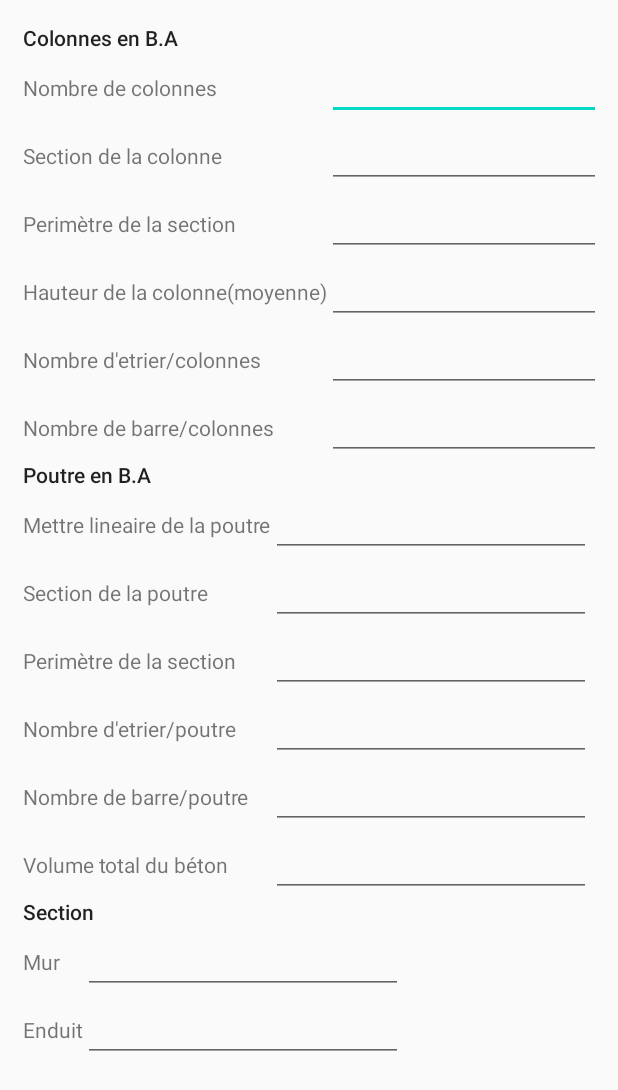
After one commit to FuturisSarl/devis_app, an Android app: the layout activity_composants_elevation.xml on its own in the app's theme, with its tools: preview values and no code run, on a phone screen of 412 x 824 dp. The commit adds this screen. Shown: the top 1090 px of the screen. Run offline under Robolectric (Android 15) with nearby library versions, the phone set to English and light mode, and no system bars.

Commit message:
restructure files and add empty missing screens for components

```diff
--- a/app/src/main/java/com/itverse/futuris/ComposantRecyclerAdapter.kt
+++ b/app/src/main/java/com/itverse/futuris/ComposantRecyclerAdapter.kt
@@ -8,6 +8,9 @@ import android.view.ViewGroup
 import android.widget.ImageView
 import android.widget.TextView
 import androidx.recyclerview.widget.RecyclerView
+import com.itverse.futuris.Composants.ElevationActivity
+import com.itverse.futuris.Composants.FondationActivity
+import com.itverse.futuris.Composants.MaterielActivity
 
 class ComposantRecyclerAdapter(private val context: Context, private val composants: ArrayList<ComposantData>):
     RecyclerView.Adapter<ComposantRecyclerAdapter.ViewHolder>() {
--- a/app/src/main/java/com/itverse/futuris/MaterielRecyclerAdapter.kt
+++ b/app/src/main/java/com/itverse/futuris/Composants/MaterielRecyclerAdapter.kt
@@ -1,4 +1,4 @@
-package com.itverse.futuris
+package com.itverse.futuris.Composants
 
 import android.content.Context
 import android.view.LayoutInflater
@@ -7,6 +7,8 @@ import android.view.ViewGroup
 import android.widget.ImageView
 import android.widget.TextView
 import androidx.recyclerview.widget.RecyclerView
+import com.itverse.futuris.ElementData
+import com.itverse.futuris.R
 
 class MaterielRecyclerAdapter(context: Context, private val elements: ArrayList<ElementData>):
     RecyclerView.Adapter<MaterielRecyclerAdapter.ViewHolder>() {
--- /dev/null
+++ b/app/src/main/res/layout/activity_composants_elevation.xml
@@ -0,0 +1,227 @@
+<?xml version="1.0" encoding="utf-8"?>
+<androidx.constraintlayout.widget.ConstraintLayout
+        xmlns:android="http://schemas.android.com/apk/res/android"
+        xmlns:tools="http://schemas.android.com/tools"
+        xmlns:app="http://schemas.android.com/apk/res-auto"
+        android:layout_width="match_parent"
+        android:layout_height="match_parent"
+        tools:context=".Composants.ElevationActivity">
+
+    <ScrollView
+            android:layout_width="match_parent"
+            android:layout_height="match_parent" app:layout_constraintTop_toTopOf="parent"
+            app:layout_constraintStart_toStartOf="parent" app:layout_constraintEnd_toEndOf="parent"
+            app:layout_constraintHorizontal_bias="0.0">
+        <LinearLayout
+                android:orientation="vertical"
+                android:layout_width="match_parent"
+                android:layout_height="wrap_content" android:padding="15dp">
+            <TextView
+                    android:text="Colonnes en B.A "
+                    android:layout_width="match_parent"
+                    android:layout_height="wrap_content" android:id="@+id/textView"
+                    android:textAppearance="@style/TextAppearance.AppCompat.Body2"/>
+            <TableLayout
+                    android:layout_width="match_parent"
+                    android:layout_height="wrap_content">
+
+                <TableRow
+                        android:layout_width="match_parent"
+                        android:layout_height="match_parent">
+                    <TextView
+                            android:text="Nombre de colonnes "
+                            android:layout_width="wrap_content"
+                            android:layout_height="wrap_content" android:id="@+id/textView27"/>
+                    <EditText
+                            android:layout_width="wrap_content"
+                            android:layout_height="wrap_content"
+                            android:inputType="number"
+                            android:ems="10"
+                            android:id="@+id/editTextNumber17"/>
+                </TableRow>
+                <TableRow
+                        android:layout_width="match_parent"
+                        android:layout_height="match_parent">
+                    <TextView
+                            android:text="Section de la colonne "
+                            android:layout_width="wrap_content"
+                            android:layout_height="wrap_content" android:id="@+id/textView28"/>
+                    <EditText
+                            android:layout_width="wrap_content"
+                            android:layout_height="wrap_content"
+                            android:inputType="number"
+                            android:ems="10"
+                            android:id="@+id/editTextNumber19"/>
+                </TableRow>
+                <TableRow android:layout_width="match_parent" android:layout_height="match_parent">
+                    <TextView
+                            android:text="Perimètre de la section"
+                            android:layout_width="wrap_content"
+                            android:layout_height="wrap_content" android:id="@+id/textView29"/>
+                    <EditText
+                            android:layout_width="wrap_content"
+                            android:layout_height="wrap_content"
+                            android:inputType="number"
+                            android:ems="10"
+                            android:id="@+id/editTextNumber20"/>
+                </TableRow>
+                <TableRow android:layout_width="match_parent" android:layout_height="match_parent">
+                    <TextView
+                            android:text="Hauteur de la colonne(moyenne)"
+                            android:layout_width="wrap_content"
+                            android:layout_height="wrap_content" android:id="@+id/textView30"/>
+                    <EditText
+                            android:layout_width="wrap_content"
+                            android:layout_height="wrap_content"
+                            android:inputType="number"
+                            android:ems="10"
+                            android:id="@+id/editTextNumber23"/>
+                </TableRow>
+                <TableRow android:layout_width="match_parent" android:layout_height="match_parent">
+                    <TextView
+                            android:text="Nombre d'etrier/colonnes"
+                            android:layout_width="wrap_content"
+                            android:layout_height="wrap_content" android:id="@+id/textView31"/>
+                    <EditText
+                            android:layout_width="wrap_content"
+                            android:layout_height="wrap_content"
+                            android:inputType="number"
+                            android:ems="10"
+                            android:id="@+id/editTextNumber21"/>
+                </TableRow>
+                <TableRow android:layout_width="match_parent" android:layout_height="match_parent">
+                    <TextView
+                            android:text="Nombre de barre/colonnes"
+                            android:layout_width="wrap_content"
+                            android:layout_height="wrap_content" android:id="@+id/textView32"/>
+                    <EditText
+                            android:layout_width="wrap_content"
+                            android:layout_height="wrap_content"
+                            android:inputType="number"
+                            android:ems="10"
+                            android:id="@+id/editTextNumber22"/>
+                </TableRow>
+            </TableLayout>
+            <TextView
+                    android:text="Poutre en B.A"
+                    android:layout_width="match_parent"
+                    android:layout_height="wrap_content" android:id="@+id/textView24"
+                    android:textAppearance="@style/TextAppearance.AppCompat.Body2"/>
+            <TableLayout
+                    android:layout_width="match_parent"
+                    android:layout_height="wrap_content">
+
+                <TableRow
+                        android:layout_width="match_parent"
+                        android:layout_height="match_parent">
+                    <TextView
+                            android:text="Mettre lineaire de la poutre"
+                            android:layout_width="wrap_content"
+                            android:layout_height="wrap_content" android:id="@+id/textView33"/>
+                    <EditText
+                            android:layout_width="wrap_content"
+                            android:layout_height="wrap_content"
+                            android:inputType="number"
+                            android:ems="10"
+                            android:id="@+id/editTextNumber24"/>
+                </TableRow>
+                <TableRow
+                        android:layout_width="match_parent"
+                        android:layout_height="match_parent">
+                    <TextView
+                            android:text="Section de la poutre"
+                            android:layout_width="wrap_content"
+                            android:layout_height="wrap_content" android:id="@+id/textView36"/>
+                    <EditText
+                            android:layout_width="wrap_content"
+                            android:layout_height="wrap_content"
+                            android:inputType="number"
+                            android:ems="10"
+                            android:id="@+id/editTextNumber25"/>
+                </TableRow>
+                <TableRow android:layout_width="match_parent" android:layout_height="match_parent">
+                    <TextView
+                            android:text="Perimètre de la section"
+                            android:layout_width="wrap_content"
+                            android:layout_height="wrap_content" android:id="@+id/textView35"/>
+                    <EditText
+                            android:layout_width="wrap_content"
+                            android:layout_height="wrap_content"
+                            android:inputType="number"
+                            android:ems="10"
+                            android:id="@+id/editTextNumber26"/>
+                </TableRow>
+                <TableRow android:layout_width="match_parent" android:layout_height="match_parent">
+                    <TextView
+                            android:text="Nombre d'etrier/poutre"
+                            android:layout_width="wrap_content"
+                            android:layout_height="wrap_content" android:id="@+id/textView34"/>
+                    <EditText
+                            android:layout_width="wrap_content"
+                            android:layout_height="wrap_content"
+                            android:inputType="number"
+                            android:ems="10"
+                            android:id="@+id/editTextNumber28"/>
+                </TableRow>
+                <TableRow android:layout_width="match_parent" android:layout_height="match_parent">
+                    <TextView
+                            android:text="Nombre de barre/poutre"
+                            android:layout_width="wrap_content"
+                            android:layout_height="wrap_content" android:id="@+id/textView37"/>
+                    <EditText
+                            android:layout_width="wrap_content"
+                            android:layout_height="wrap_content"
+                            android:inputType="number"
+                            android:ems="10"
+                            android:id="@+id/editTextNumber27"/>
+                </TableRow>
+                <TableRow android:layout_width="match_parent" android:layout_height="match_parent">
+                    <TextView
+                            android:text="Volume total du béton"
+                            android:layout_width="wrap_content"
+                            android:layout_height="wrap_content" android:id="@+id/textView38"/>
+                    <EditText
+                            android:layout_width="wrap_content"
+                            android:layout_height="wrap_content"
+                            android:inputType="number"
+                            android:ems="10"
+                            android:id="@+id/editTextNumber29"/>
+                </TableRow>
+            </TableLayout>
+            <TextView
+                    android:text="Section"
+                    android:layout_width="match_parent"
+                    android:layout_height="wrap_content" android:id="@+id/textView39"
+                    android:textAppearance="@style/TextAppearance.AppCompat.Body2"/>
+            <TableLayout
+                    android:layout_width="match_parent"
+                    android:layout_height="match_parent">
+
+                <TableRow android:layout_width="match_parent" android:layout_height="match_parent">
+                    <TextView
+                            android:text="Mur"
+                            android:layout_width="match_parent"
+                            android:layout_height="wrap_content" android:id="@+id/textView25"/>
+                    <EditText
+                            android:layout_width="wrap_content"
+                            android:layout_height="wrap_content"
+                            android:inputType="number"
+                            android:ems="10"
+                            android:id="@+id/editTextNumber30"/>
+                </TableRow>
+                <TableRow android:layout_width="match_parent" android:layout_height="match_parent">
+                    <TextView
+                            android:text="Enduit"
+                            android:layout_width="match_parent"
+                            android:layout_height="wrap_content" android:id="@+id/textView26"/>
+                    <EditText
+                            android:layout_width="wrap_content"
+                            android:layout_height="wrap_content"
+                            android:inputType="number"
+                            android:ems="10"
+                            android:id="@+id/editTextNumber31"/>
+                </TableRow>
+            </TableLayout>
+        </LinearLayout>
+    </ScrollView>
+</androidx.constraintlayout.widget.ConstraintLayout>
--- a/app/src/main/res/layout/activity_fondation.xml
+++ b/app/src/main/res/layout/activity_composants_fondation.xml
@@ -5,7 +5,7 @@
         xmlns:app="http://schemas.android.com/apk/res-auto"
         android:layout_width="match_parent"
         android:layout_height="match_parent"
-        tools:context=".FondationActivity">
+        tools:context=".Composants.FondationActivity">
 
     <ScrollView
             android:layout_width="match_parent"
--- a/app/src/main/res/layout/activity_element.xml
+++ b/app/src/main/res/layout/activity_composants_materiel.xml
@@ -5,7 +5,7 @@
         xmlns:app="http://schemas.android.com/apk/res-auto"
         android:layout_width="match_parent"
         android:layout_height="match_parent"
-        tools:context=".MaterielActivity"
+        tools:context=".Composants.MaterielActivity"
         android:contentDescription="@string/app_name">
     <androidx.recyclerview.widget.RecyclerView
             android:layout_width="0dp"
```
Also changed, not shown: app/src/main/AndroidManifest.xml (+13 -3 lines), app/src/main/java/com/itverse/futuris/Composants/ElectriciteActivity.kt (added, +12 -0 lines), app/src/main/java/com/itverse/futuris/Composants/ElevationActivity.kt (added, +12 -0 lines), app/src/main/java/com/itverse/futuris/Composants/FinitionActivity.kt (added, +12 -0 lines), app/src/main/java/com/itverse/futuris/Composants/FondationActivity.kt (added, +12 -0 lines), app/src/main/java/com/itverse/futuris/Composants/MaterielActivity.kt (renamed from app/src/main/java/com/itverse/futuris/MaterielActivity.kt, +5 -3 lines), app/src/main/java/com/itverse/futuris/Composants/MenuiserieActivity.kt (renamed from app/src/main/java/com/itverse/futuris/ElevationActivity.kt, +4 -3 lines), app/src/main/java/com/itverse/futuris/Composants/PlomberieActivity.kt (renamed from app/src/main/java/com/itverse/futuris/FondationActivity.kt, +4 -3 lines), app/src/main/java/com/itverse/futuris/Composants/ToitureActivity.kt (added, +12 -0 lines), app/src/main/res/layout/activity_composants_electricite.xml (added, +10 -0 lines), app/src/main/res/layout/activity_composants_finition.xml (added, +10 -0 lines), app/src/main/res/layout/activity_composants_menuiserie.xml (added, +10 -0 lines), app/src/main/res/layout/activity_composants_plomberie.xml (added, +10 -0 lines), app/src/main/res/layout/activity_composants_toiture.xml (added, +18 -0 lines), 1 more files.
